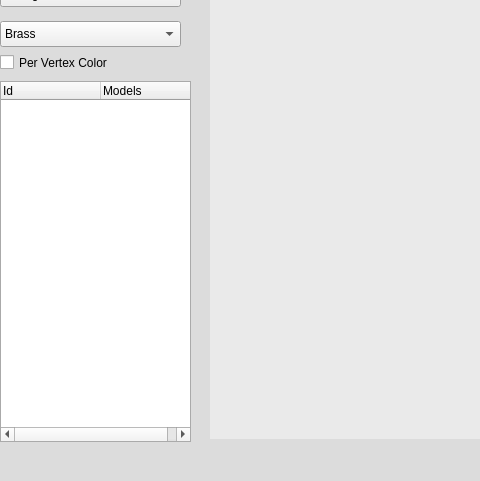
The window that interface.ui (thejdeep/pyramid-point-renderer) describes before a commit, drawn with Qt 5; both pictures show x 0 to 480 and y 375 to 856 of the 987 by 856 pixel window.
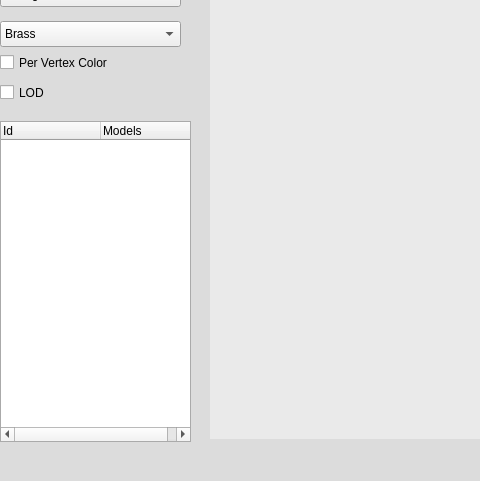
The same window after the commit. Custom widgets are drawn as their Qt base class.

Diff of the .ui file:
```diff
--- a/interface.ui
+++ b/interface.ui
@@ -158,9 +158,9 @@
     <property name="geometry" >
      <rect>
       <x>0</x>
-      <y>420</y>
+      <y>460</y>
       <width>191</width>
-      <height>361</height>
+      <height>321</height>
      </rect>
     </property>
     <column>
@@ -456,6 +456,19 @@
      <string>AutoRotate</string>
     </property>
    </widget>
+   <widget class="QCheckBox" name="checkBoxLOD" >
+    <property name="geometry" >
+     <rect>
+      <x>0</x>
+      <y>420</y>
+      <width>51</width>
+      <height>23</height>
+     </rect>
+    </property>
+    <property name="text" >
+     <string>LOD</string>
+    </property>
+   </widget>
   </widget>
   <widget class="QMenuBar" name="menubar" >
    <property name="geometry" >
```
